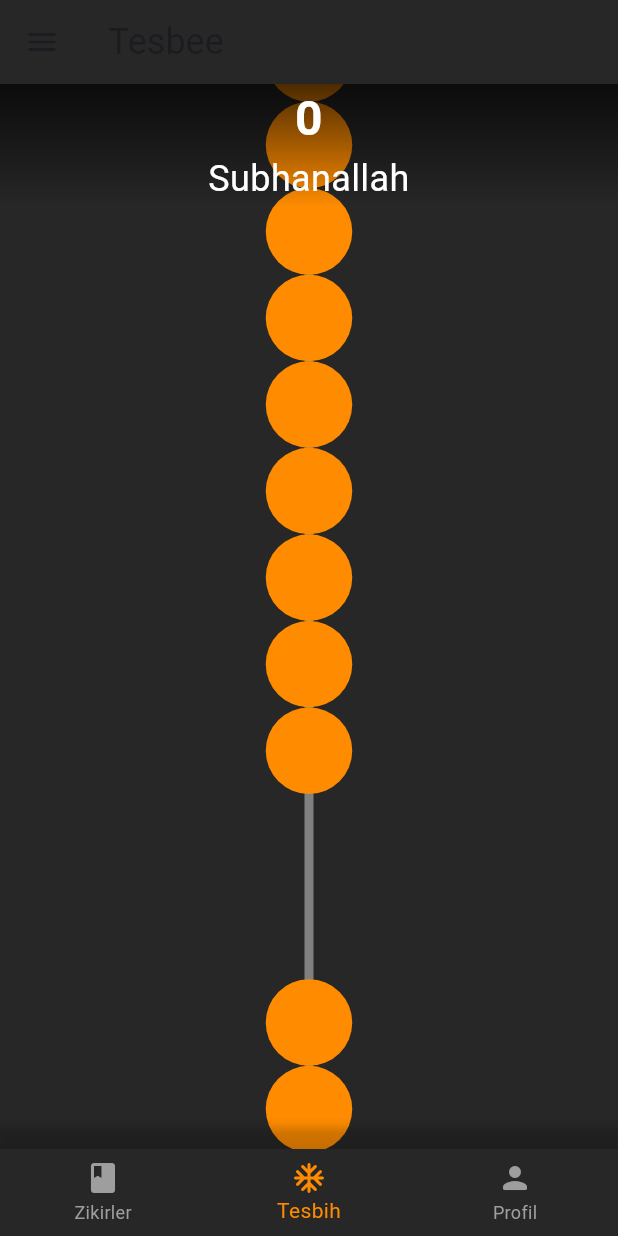
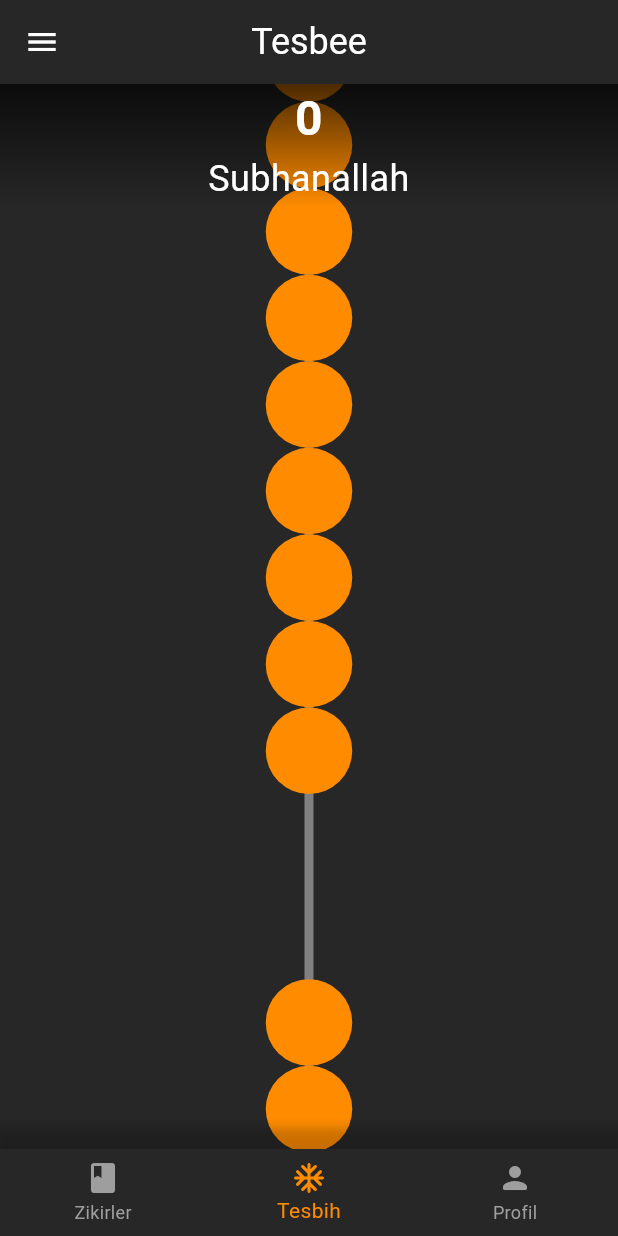
Before and after one commit to stanercelik/TesbeeApp, a Flutter app: the screen it shows once a user with an empty profile is signed in, on a phone screen of 412 x 824 dp. Run offline on Flutter 3.47's test engine with Material 3 defaults, Android fonts, the phone set to English and light mode, and no system bars; our stand-ins replace audioplayers, firebase_auth, firebase_core, flutter_colorpicker, get, vibration; accounts and stored records are empty.

Commit message:
vibration and sound control color bugfix

```diff
--- a/lib/Screens/BeadsScreen/beads_view.dart
+++ b/lib/Screens/BeadsScreen/beads_view.dart
@@ -6,9 +6,10 @@ import 'package:tesbih_app/Resources/picker_colors.dart';
 import 'package:tesbih_app/Screens/Authflow/BaseAuth/base_auth_viewmodel.dart';
 import 'package:tesbih_app/Screens/BeadsScreen/beads_viewmodel.dart';
 import 'package:flutter_colorpicker/flutter_colorpicker.dart';
+import 'package:tesbih_app/Utils/color_utils.dart';
 
 class BeadsView extends StatelessWidget {
-  final BeadsViewModel counterController = Get.put(BeadsViewModel());
+  final BeadsViewModel beadsViewModel = Get.put(BeadsViewModel());
   final UserAuthViewModel authViewModel = Get.put(UserAuthViewModel());
 
   BeadsView({super.key});
@@ -17,38 +18,48 @@ class BeadsView extends StatelessWidget {
   Widget build(BuildContext context) {
     return Obx(
       () => Scaffold(
-        backgroundColor: counterController.backgroundColor.value,
+        backgroundColor: beadsViewModel.backgroundColor.value,
         appBar: AppBar(
-          backgroundColor: counterController.backgroundColor.value,
+          centerTitle: true,
+          backgroundColor: beadsViewModel.backgroundColor.value,
           leading: Builder(
             builder: (context) {
               return IconButton(
                 icon: const Icon(Icons.menu),
+                color: getTextColor(beadsViewModel.backgroundColor.value),
                 onPressed: () {
                   Scaffold.of(context).openDrawer();
                 },
               );
             },
           ),
-          title: const Text(
+          title: Text(
             'Tesbee',
-            style: TextStyle(fontSize: 24),
+            style: TextStyle(
+              fontSize: 24,
+              color: getTextColor(beadsViewModel.backgroundColor.value),
+            ),
           ),
         ),
         drawer: Drawer(
+          backgroundColor: beadsViewModel.backgroundColor.value,
           child: ListView(
             padding: EdgeInsets.zero,
             children: <Widget>[
-              const SizedBox(
-                height: 200,
+              SizedBox(
+                height: 160,
                 child: DrawerHeader(
-                  padding: EdgeInsets.all(16),
+                  padding: const EdgeInsets.all(16),
                   decoration: BoxDecoration(
-                    color: AppColors.primaryBackground,
+                    boxShadow: const [BoxShadow(color: Colors.black)],
+                    color: beadsViewModel.backgroundColor.value,
                   ),
                   child: Text(
-                    'Menu',
-                    style: TextStyle(color: Colors.white, fontSize: 25),
+                    'Tesbih Ayarları',
+                    style: TextStyle(
+                        color:
+                            getTextColor(beadsViewModel.backgroundColor.value),
+                        fontSize: 25),
                   ),
                 ),
               ),
@@ -57,15 +68,23 @@ class BeadsView extends StatelessWidget {
                   height: 30,
                   width: 30,
                   decoration: BoxDecoration(
-                      color: counterController.beadColor.value,
-                      border: Border.all(width: 1)),
+                      borderRadius: BorderRadius.circular(8),
+                      color: beadsViewModel.beadColor.value,
+                      border: Border.all(
+                          width: 1,
+                          color: getTextColor(beadsViewModel.beadColor.value))),
                 ),
-                title: const Text('Change beads color'),
+                title: Text(
+                  'Change beads color',
+                  style: TextStyle(
+                    color: getTextColor(beadsViewModel.backgroundColor.value),
+                  ),
+                ),
                 onTap: () {
                   _showColorPicker(
                     context,
-                    counterController.changeBeadColor,
-                    counterController.beadColor.value,
+                    beadsViewModel.changeBeadColor,
+                    beadsViewModel.beadColor.value,
                   );
                 },
               ),
@@ -74,15 +93,24 @@ class BeadsView extends StatelessWidget {
                   height: 30,
                   width: 30,
                   decoration: BoxDecoration(
-                      color: counterController.stringColor.value,
-                      border: Border.all(width: 1)),
+                      borderRadius: BorderRadius.circular(8),
+                      color: beadsViewModel.stringColor.value,
+                      border: Border.all(
+                          width: 1,
+                          color:
+                              getTextColor(beadsViewModel.stringColor.value))),
                 ),
-                title: const Text('Change string color'),
+                title: Text(
+                  'Change string color',
+                  style: TextStyle(
+                    color: getTextColor(beadsViewModel.backgroundColor.value),
+                  ),
+                ),
                 onTap: () {
                   _showColorPicker(
                     context,
-                    counterController.changeStringColor,
-                    counterController.stringColor.value,
+                    beadsViewModel.changeStringColor,
+                    beadsViewModel.stringColor.value,
                   );
                 },
               ),
@@ -91,21 +119,72 @@ class BeadsView extends StatelessWidget {
                   height: 30,
                   width: 30,
                   decoration: BoxDecoration(
-                      color: counterController.backgroundColor.value,
-                      border: Border.all(width: 1)),
+                      borderRadius: BorderRadius.circular(8),
+                      color: beadsViewModel.backgroundColor.value,
+                      border: Border.all(
+                          width: 1,
+                          color: getTextColor(
+                              beadsViewModel.backgroundColor.value))),
                 ),
-                title: const Text('Change background color'),
+                title: Text(
+                  'Change background color',
+                  style: TextStyle(
+                    color: getTextColor(beadsViewModel.backgroundColor.value),
+                  ),
+                ),
                 onTap: () {
                   _showColorPicker(
                     context,
-                    counterController.changeBackgroundColor,
-                    counterController.backgroundColor.value,
+                    beadsViewModel.changeBackgroundColor,
+                    beadsViewModel.backgroundColor.value,
                   );
                 },
               ),
               ListTile(
-                leading: const Icon(Icons.logout_rounded),
-                title: const Text('Sign Out'),
+                leading: Icon(Icons.vibration_rounded,
+                    color: getTextColor(beadsViewModel.backgroundColor.value)),
+                trailing: Switch(
+                  activeColor: beadsViewModel.beadColor.value,
+                  value: beadsViewModel.isVibration.value,
+                  onChanged: (bool newValue) {
+                    beadsViewModel.isVibration.value = newValue;
+                  },
+                ),
+                title: Text(
+                  'Vibration',
+                  style: TextStyle(
+                    color: getTextColor(beadsViewModel.backgroundColor.value),
+                  ),
+                ),
+              ),
+              ListTile(
+                leading: Icon(Icons.alarm_rounded,
+                    color: getTextColor(beadsViewModel.backgroundColor.value)),
+                title: Text(
+                  'Sound Effect',
+                  style: TextStyle(
+                    color: getTextColor(beadsViewModel.backgroundColor.value),
+                  ),
+                ),
+                trailing: Switch(
+                  activeColor: beadsViewModel.beadColor.value,
+                  value: beadsViewModel.isSoundEffect.value,
+                  onChanged: (bool newValue) {
+                    beadsViewModel.isSoundEffect.value = newValue;
+                  },
+                ),
+              ),
+              ListTile(
+                leading: Icon(
+                  Icons.logout_rounded,
+                  color: getTextColor(beadsViewModel.backgroundColor.value),
+                ),
+                title: Text(
+                  'Sign Out',
+                  style: TextStyle(
+                    color: getTextColor(beadsViewModel.backgroundColor.value),
+                  ),
+                ),
                 onTap: () {
                   authViewModel.signOut();
                 },
@@ -118,7 +197,7 @@ class BeadsView extends StatelessWidget {
             Positioned.fill(
               child: Align(
                 alignment: Alignment.center,
-                child: DraggableCircle(counterController: counterController),
+                child: DraggableCircle(counterController: beadsViewModel),
               ),
             ),
             Positioned(
@@ -132,8 +211,12 @@ class BeadsView extends StatelessWidget {
                   decoration: BoxDecoration(
                     gradient: LinearGradient(
                       colors: [
-                        Colors.black.withOpacity(0.7),
-                        Colors.transparent,
+                        invertColor(getTextColor(
+                                beadsViewModel.backgroundColor.value))
+                            .withOpacity(0.7),
+                        invertColor(getTextColor(
+                                beadsViewModel.backgroundColor.value))
+                            .withAlpha(0),
                       ],
                       begin: Alignment.topCenter,
                       end: Alignment.bottomCenter,
@@ -142,19 +225,21 @@ class BeadsView extends StatelessWidget {
                   child: Column(
                     children: [
                       Text(
-                        '${counterController.count}',
+                        '${beadsViewModel.count}',
                         textAlign: TextAlign.center,
-                        style: const TextStyle(
+                        style: TextStyle(
                             fontSize: 32,
-                            color: Colors.white,
+                            color: getTextColor(
+                                beadsViewModel.backgroundColor.value),
                             fontWeight: FontWeight.w600),
                       ),
                       Text(
-                        counterController.currentText.value,
+                        beadsViewModel.currentText.value,
                         textAlign: TextAlign.center,
-                        style: const TextStyle(
+                        style: TextStyle(
                             fontSize: 24,
-                            color: Colors.white,
+                            color: getTextColor(
+                                beadsViewModel.backgroundColor.value),
                             fontWeight: FontWeight.w400),
                       ),
                     ],
--- a/lib/Screens/BeadsScreen/beads_viewmodel.dart
+++ b/lib/Screens/BeadsScreen/beads_viewmodel.dart
@@ -19,9 +19,12 @@ class BeadsViewModel extends GetxController {
   var stringColor = pickerColors["gray"]!.obs;
   var backgroundColor = pickerColors["dimgray"]!.obs;
 
+  var isVibration = true.obs;
+  var isSoundEffect = true.obs;
+
   void increment() {
-    playSound();
-    _vibrate([0, 50, 0, 0]);
+    playSound(isSoundEffect.value);
+    _vibrate([0, 50, 0, 0], isVibration.value);
 
     if (count >= 99) {
       resetCounter();
@@ -40,12 +43,18 @@ class BeadsViewModel extends GetxController {
   }
 
   void updateText() {
-    if (count.value == 33) {
-      _vibrate([0, 300, 0, 0]);
-    } else if (count.value == 66) {
-      _vibrate([0, 300, 100, 300]);
-    } else if (count.value == 99) {
-      _vibrate([0, 300, 100, 300, 100, 300]);
+    switch (count.value) {
+      case 33:
+        playSound(isSoundEffect.value);
+        _vibrate([0, 300, 0, 0], isVibration.value);
+      case 66:
+        playSound(isSoundEffect.value);
+        _vibrate([0, 300, 100, 300], isVibration.value);
+      case 99:
+        playSound(isSoundEffect.value);
+        _vibrate([0, 300, 100, 300, 100, 300], isVibration.value);
+        break;
+      default:
     }
     if (count < 33) {
       currentText.value = subanallah.value;
@@ -67,8 +76,8 @@ class BeadsViewModel extends GetxController {
     resetPosition();
   }
 
-  void _vibrate(List<int> pattern) {
-    Vibration.vibrate(pattern: pattern);
+  void _vibrate(List<int> pattern, bool isVibrate) {
+    isVibrate ? Vibration.vibrate(pattern: pattern) : null;
   }
 
   void changeBeadColor(Color color) {
@@ -83,10 +92,12 @@ class BeadsViewModel extends GetxController {
     backgroundColor.value = color;
   }
 
-  void playSound() async {
-    final player = AudioPlayer();
-    await player.play(
-      AssetSource('sound/wooden_click.mp3'),
-    );
+  void playSound(bool soundEffect) async {
+    if (soundEffect) {
+      final player = AudioPlayer();
+      await player.play(
+        AssetSource('sound/wooden_click.mp3'),
+      );
+    }
   }
 }
--- /dev/null
+++ b/lib/Utils/color_utils.dart
@@ -0,0 +1,18 @@
+import 'package:flutter/material.dart';
+
+Color getTextColor(Color backgroundColor) {
+  double luminance = (0.299 * backgroundColor.red +
+          0.587 * backgroundColor.green +
+          0.114 * backgroundColor.blue) /
+      255;
+  return luminance > 0.5 ? Colors.black : Colors.white;
+}
+
+Color invertColor(Color color) {
+  return Color.fromARGB(
+    color.alpha,
+    255 - color.red,
+    255 - color.green,
+    255 - color.blue,
+  );
+}
--- a/pubspec.yaml
+++ b/pubspec.yaml
@@ -40,6 +40,8 @@ dependencies:
   firebase_core: ^2.24.2
   firebase_auth: ^4.16.0
   audioplayers: ^5.2.1
+  flutter_slidable: ^3.1.1
+  image_picker: ^1.0.8
 
 
 dev_dependencies:
```
Also changed, not shown: pubspec.lock.
